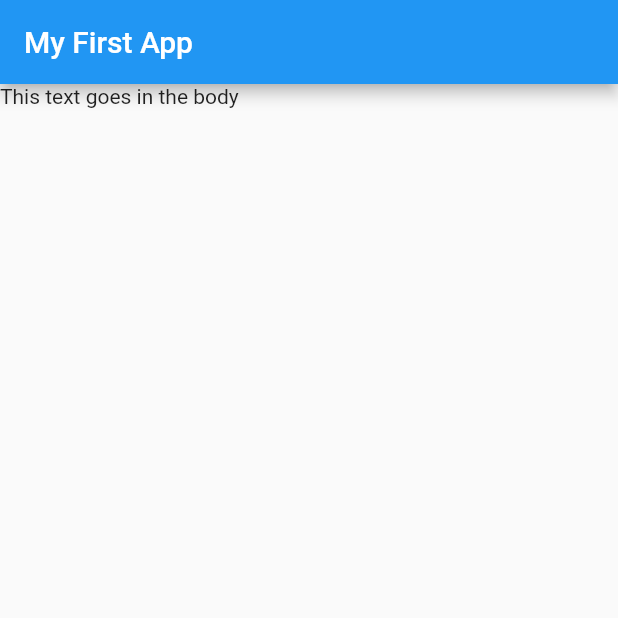
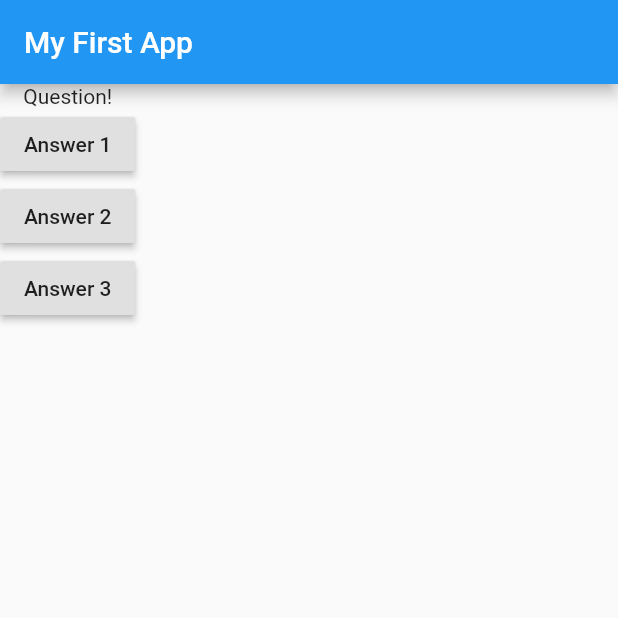
Before and after one commit to ewajs/flutter-quiz, a Flutter app: the screen it shows after launch, on a phone screen of 412 x 824 dp, the top half of it. Run offline on Flutter 3.47's test engine with Material 2 defaults, Android fonts, the phone set to English and light mode, and no system bars.

Commit message:
Example buttons with onPressed listener

```diff
--- a/lib/main.dart
+++ b/lib/main.dart
@@ -3,6 +3,10 @@ import 'package:flutter/material.dart';
 void main() => runApp(MyApp());
 
 class MyApp extends StatelessWidget {
+  void answerQuestion() {
+    print('Answer chosen');
+  }
+
   @override
   Widget build(BuildContext context) {
     return MaterialApp(
@@ -10,7 +14,23 @@ class MyApp extends StatelessWidget {
         appBar: AppBar(
           title: Text('My First App'),
         ),
-        body: Text('This text goes in the body'),
+        body: Column(
+          children: [
+            Text('Question!'),
+            RaisedButton(
+              child: Text('Answer 1'),
+              onPressed: answerQuestion,
+            ),
+            RaisedButton(
+              child: Text('Answer 2'),
+              onPressed: answerQuestion,
+            ),
+            RaisedButton(
+              child: Text('Answer 3'),
+              onPressed: answerQuestion,
+            ),
+          ],
+        ),
       ),
     );
   }
```
